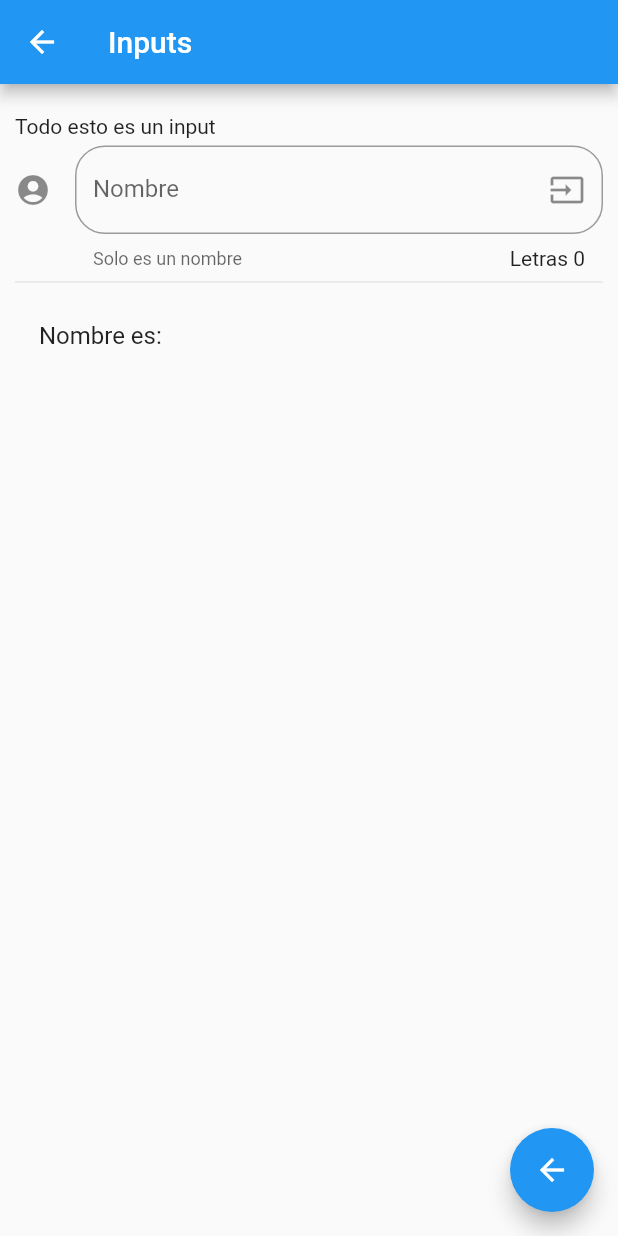
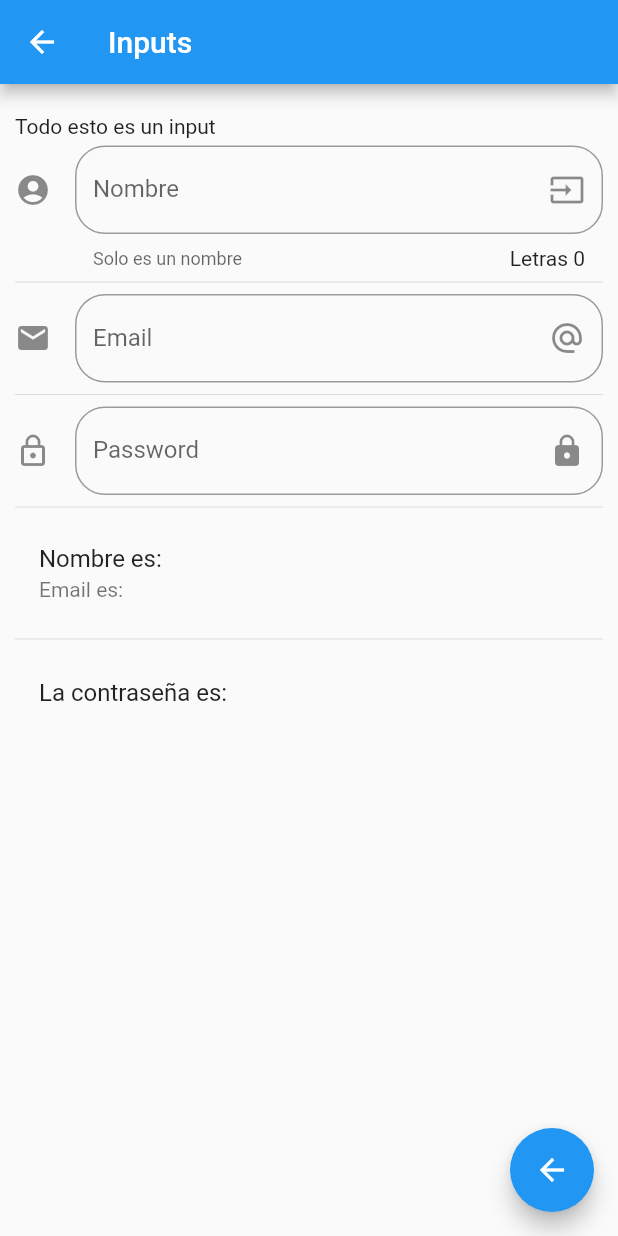
Before and after one commit to JoshuaValey/flutter_Components, a Flutter app: the InputsPage screen opened by its route, on a phone screen of 412 x 824 dp. Run offline on Flutter 3.47's test engine with Material 2 defaults, Android fonts, the phone set to English and light mode, and no system bars.

Commit message:
Email y Password Fields

```diff
--- a/lib/src/pages/intputs_page.dart
+++ b/lib/src/pages/intputs_page.dart
@@ -8,6 +8,8 @@ class InputsPage extends StatefulWidget {
 
 class _InputsPageState extends State<InputsPage> {
   String _nombre = "";
+  String _email = "";
+  String _password = "";
 
   @override
   Widget build(BuildContext context) {
@@ -27,6 +29,10 @@ class _InputsPageState extends State<InputsPage> {
           Text('Todo esto es un input'),
           SizedBox(height: 5.0),
           _crearInput(),
+          Divider(),
+          _crearEmail(),
+          Divider(),
+          _crearPassword(),
           Divider(),
           _crearPersona(),
         ],
@@ -59,9 +65,61 @@ class _InputsPageState extends State<InputsPage> {
     );
   }
 
+  Widget _crearEmail() {
+    return TextField(
+      keyboardType: TextInputType.emailAddress,
+      decoration: InputDecoration(
+        border: OutlineInputBorder(
+          borderRadius: BorderRadius.circular(20.0),
+        ),
+        hintText: "Email",
+        hintStyle: TextStyle(color: Colors.blueGrey),
+        labelText: 'Email',
+        suffixIcon: Icon(Icons.alternate_email),
+        icon: Icon(Icons.email),
+      ),
+      onChanged: (valorInput) {
+        setState(() {
+          _email = valorInput;
+        });
+      },
+    );
+  }
+
+  Widget _crearPassword() {
+    return TextField(
+      //esconder el texto.
+      obscureText: true,
+      decoration: InputDecoration(
+        border: OutlineInputBorder(
+          borderRadius: BorderRadius.circular(20.0),
+        ),
+        hintText: "Password",
+        hintStyle: TextStyle(color: Colors.blueGrey),
+        labelText: 'Password',
+        suffixIcon: Icon(Icons.lock),
+        icon: Icon(Icons.lock_outline),
+      ),
+      onChanged: (valorInput) {
+        setState(() {
+          _password = valorInput;
+        });
+      },
+    );
+  }
+
   Widget _crearPersona() {
-    return ListTile(
-      title: Text('Nombre es: $_nombre'),
+    return Column(
+      children: <Widget>[
+        ListTile(
+          title: Text('Nombre es: $_nombre'),
+          subtitle: Text('Email es: $_email'),
+        ),
+        Divider(),
+        ListTile(
+          title: Text('La contraseña es: $_password'),
+        ),
+      ],
     );
   }
 }
```
